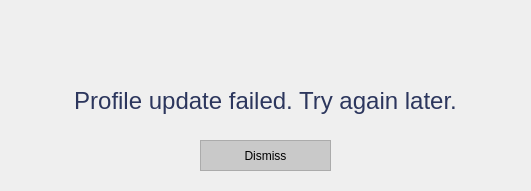
First picture: the form in Gui/Administrator/UpdatePilot/UpdatePilotError.ui, repository whitePenumbra/SARdrone, before the edit.
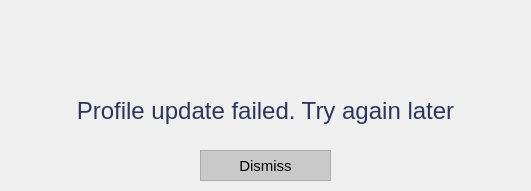
Second picture: the form after the edit. Icons and pictures are not drawn.

```diff
--- a/Gui/Administrator/UpdatePilot/UpdatePilotError.ui
+++ b/Gui/Administrator/UpdatePilot/UpdatePilotError.ui
@@ -1,7 +1,7 @@
 <?xml version="1.0" encoding="UTF-8"?>
 <ui version="4.0">
- <class>Dialog</class>
- <widget class="QDialog" name="Dialog">
+ <class>MainWindow</class>
+ <widget class="QMainWindow" name="MainWindow">
   <property name="geometry">
    <rect>
     <x>0</x>
@@ -29,11 +29,12 @@
    <iconset>
     <normaloff>../../Resources/logo_svg.svg</normaloff>../../Resources/logo_svg.svg</iconset>
   </property>
+  <widget class="QWidget" name="centralwidget">
   <widget class="QWidget" name="layoutWidget">
    <property name="geometry">
     <rect>
      <x>20</x>
-     <y>9</y>
+      <y>19</y>
      <width>491</width>
      <height>121</height>
     </rect>
@@ -61,7 +62,7 @@
        </font>
       </property>
       <property name="text">
-       <string>&lt;html&gt;&lt;head/&gt;&lt;body&gt;&lt;p&gt;&lt;span style=&quot; font-size:18pt; color:#2c365d;&quot;&gt;Profile update failed. Try again later.&lt;/span&gt;&lt;/p&gt;&lt;/body&gt;&lt;/html&gt;</string>
+        <string>&lt;html&gt;&lt;head/&gt;&lt;body&gt;&lt;p&gt;&lt;span style=&quot; font-size:18pt; color:#2c365d;&quot;&gt;Profile update failed. Try again later&lt;/span&gt;&lt;/p&gt;&lt;/body&gt;&lt;/html&gt;</string>
       </property>
       <property name="alignment">
        <set>Qt::AlignCenter</set>
@@ -74,7 +75,7 @@
    <property name="geometry">
     <rect>
      <x>200</x>
-     <y>140</y>
+      <y>150</y>
      <width>131</width>
      <height>31</height>
     </rect>
@@ -91,6 +92,12 @@
      <height>31</height>
     </size>
    </property>
+    <property name="font">
+     <font>
+      <family>Helvetica</family>
+      <pointsize>11</pointsize>
+     </font>
+    </property>
    <property name="styleSheet">
     <string notr="true">QPushButton {
 color: rgb(0, 0, 0);
@@ -118,6 +125,7 @@
    <property name="text">
     <string>Dismiss</string>
    </property>
+   </widget>
   </widget>
  </widget>
  <resources/>
```
Lines whose indentation alone changed are shown as unchanged.
